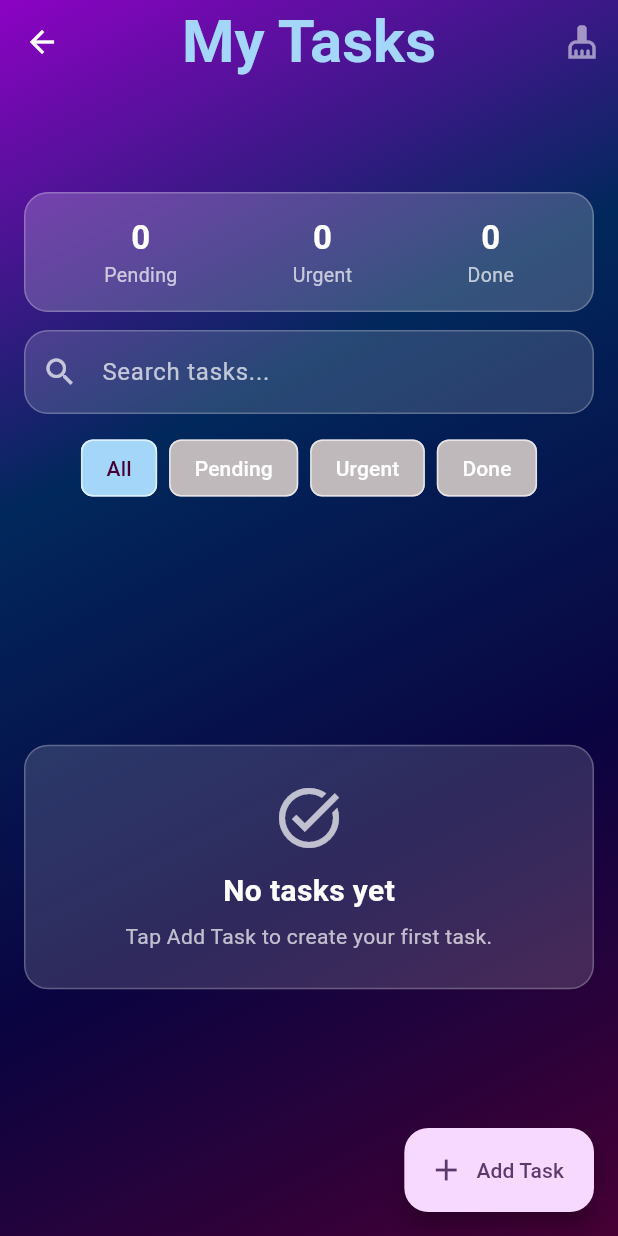
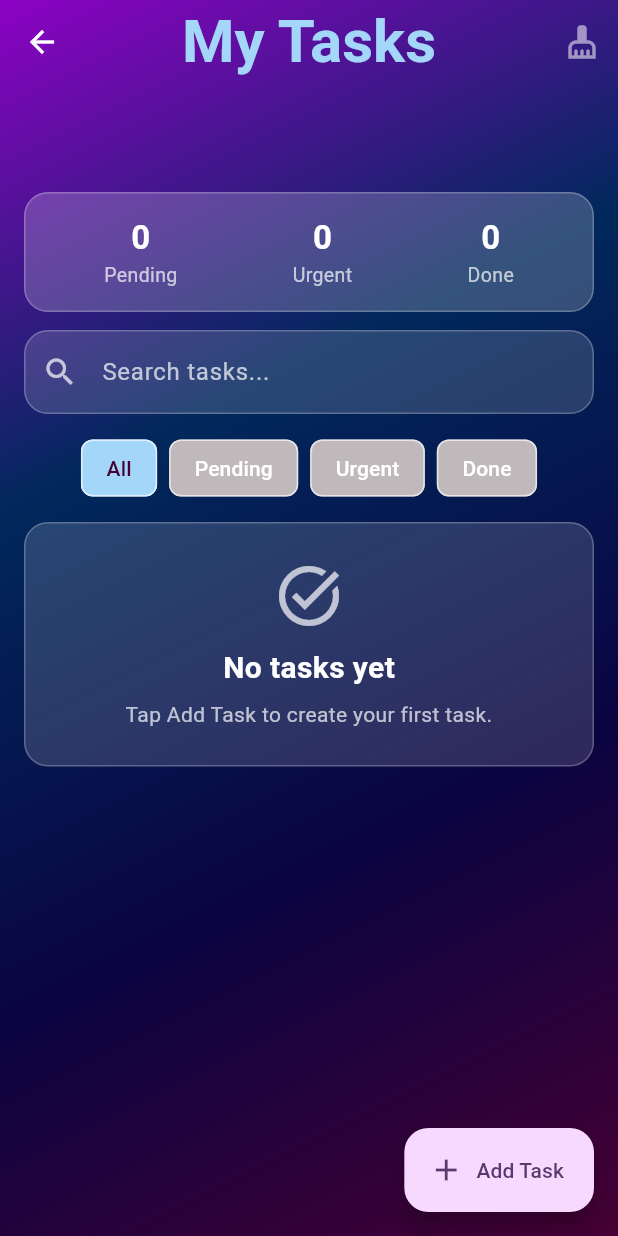
Before and after one commit to iammuhammadhassan/tally_task, a Flutter app: the TasksScreen screen opened directly, on a phone screen of 412 x 824 dp. Run offline on Flutter 3.47's test engine with Material 3 defaults, Android fonts, the phone set to English and light mode, and no system bars; our stand-ins replace shared_preferences; accounts and stored records are empty; Roboto replaces fonts that are missing (Noto2).

Commit message:
removed bugs

```diff
--- a/lib/screens/tasks_screen.dart
+++ b/lib/screens/tasks_screen.dart
@@ -103,6 +103,7 @@ class _TasksScreenState extends State<TasksScreen> {
                         ),
                         const SizedBox(height: 12),
                         DropdownButtonFormField<TaskStatus>(
+                          // ignore: deprecated_member_use
                           value: selectedStatus,
                           decoration: const InputDecoration(
                             labelText: 'Status',
@@ -288,6 +289,7 @@ class _TasksScreenState extends State<TasksScreen> {
           child: SafeArea(
             child: Padding(
               padding: const EdgeInsets.fromLTRB(16, 72, 16, 16),
+              child: SingleChildScrollView(
                 child: Column(
                   children: <Widget>[
                     _buildSummary(),
@@ -328,14 +330,16 @@ class _TasksScreenState extends State<TasksScreen> {
                     const SizedBox(height: 12),
                     _buildFilterChips(),
                     const SizedBox(height: 12),
-                  Expanded(
-                    child: AnimatedSwitcher(
+                    AnimatedSwitcher(
                       duration: const Duration(milliseconds: 260),
                       child: visibleTasks.isEmpty
                           ? _buildEmptyState()
-                          : ListView.separated(
+                          : SizedBox(
+                              height: MediaQuery.of(context).size.height * 0.5,
+                              child: ListView.separated(
                                 key: ValueKey<int>(visibleTasks.length),
                                 itemCount: visibleTasks.length,
+                                // ignore: unnecessary_underscores
                                 separatorBuilder: (_, __) =>
                                     const SizedBox(height: 10),
                                 itemBuilder: (BuildContext context, int index) {
@@ -363,6 +367,7 @@ class _TasksScreenState extends State<TasksScreen> {
                             ),
                     ),
                   ],
+                ),
               ),
             ),
           ),
```
Lines whose indentation alone changed are shown as unchanged.
